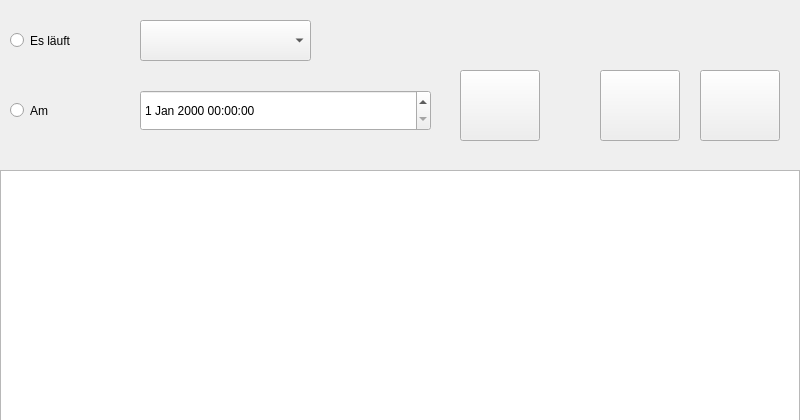
Qt form tv-browserm/tv-browserm/src/mainwindow.ui (Nadahar/tvbrowser) before a commit.
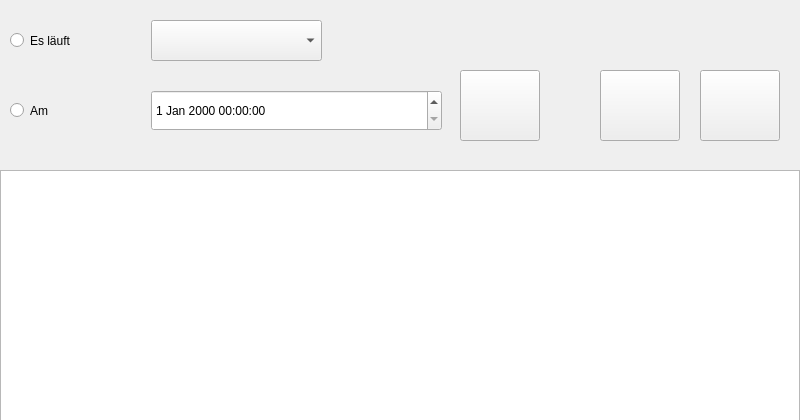
The same form after that commit. Icons and pictures are not drawn.

The edit to the form file:
```diff
--- a/tv-browserm/tv-browserm/src/mainwindow.ui
+++ b/tv-browserm/tv-browserm/src/mainwindow.ui
@@ -27,7 +27,7 @@
    <widget class="QComboBox" name="cbTime">
     <property name="geometry">
      <rect>
-      <x>140</x>
+      <x>151</x>
       <y>20</y>
       <width>171</width>
       <height>41</height>
@@ -37,7 +37,7 @@
    <widget class="QDateTimeEdit" name="dteTime">
     <property name="geometry">
      <rect>
-      <x>140</x>
+      <x>151</x>
       <y>90</y>
       <width>291</width>
       <height>41</height>
@@ -49,7 +49,7 @@
      <rect>
       <x>10</x>
       <y>20</y>
-      <width>111</width>
+      <width>131</width>
       <height>41</height>
      </rect>
     </property>
```
